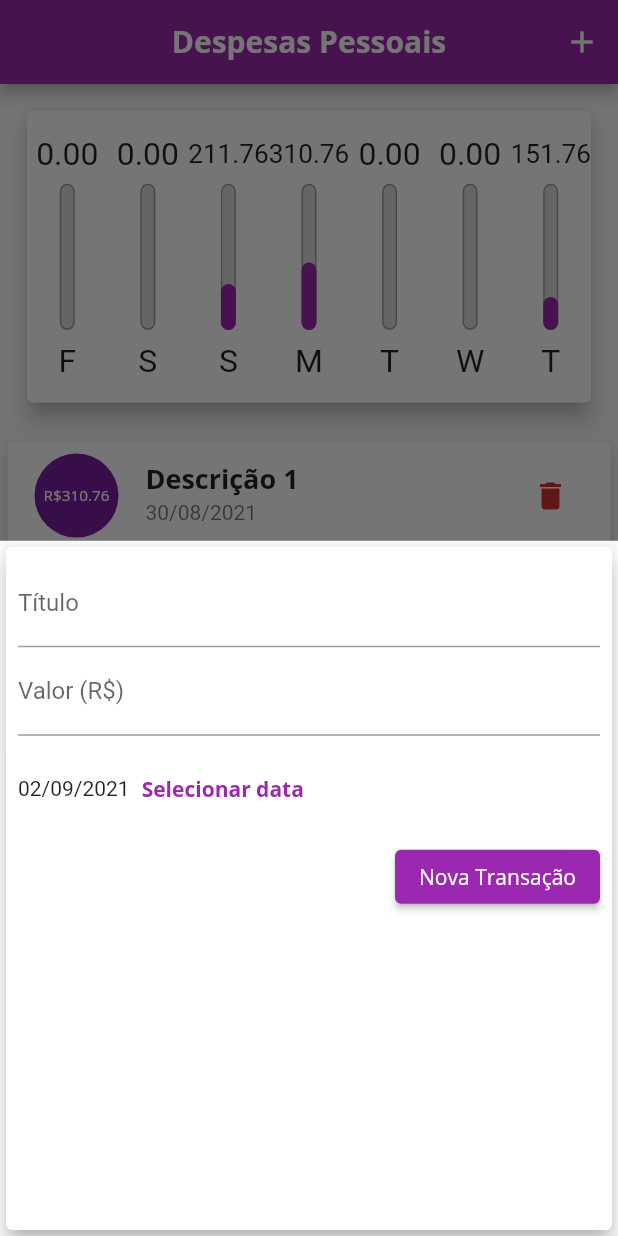
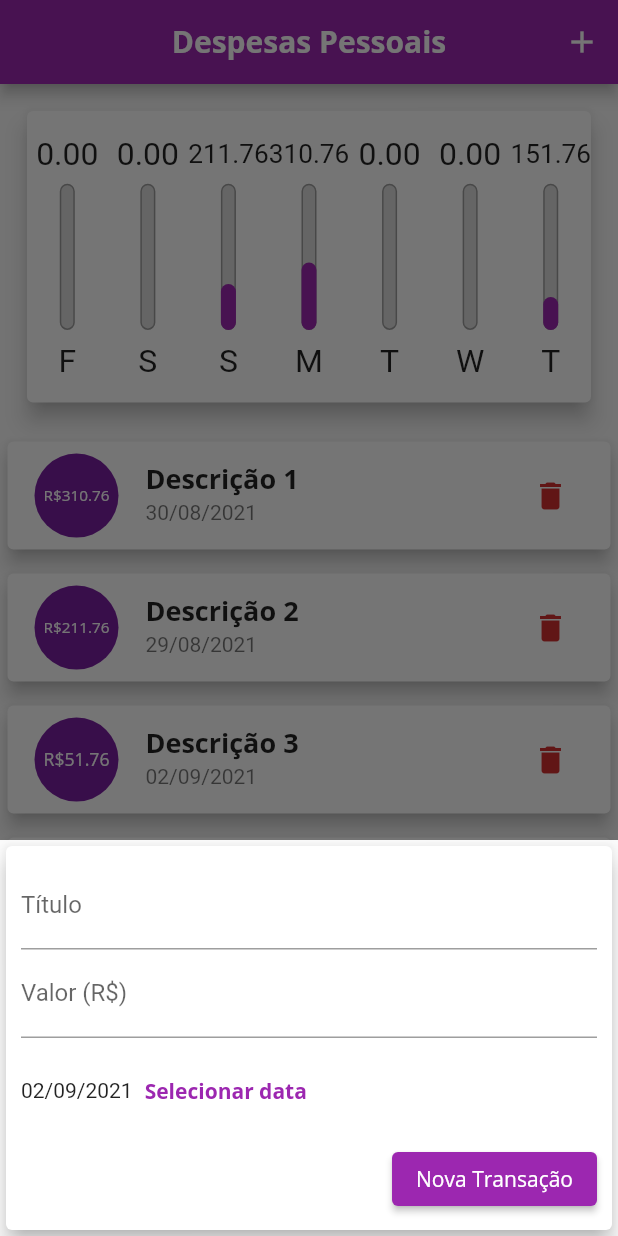
Before and after one commit to Henrique523/coder-flutter-udemy, a Flutter app: the screen it shows after launch, after a tap on the "delete" icon, after a tap on the "add" icon, on a phone screen of 412 x 824 dp. Run offline on Flutter 3.47's test engine with Material 2 defaults, Android fonts, the phone set to English and light mode, and no system bars.

Commit message:
finaliza modulo de responsividade

```diff
--- /dev/null
+++ b/despesas_pessoais/lib/components/adaptative_button.dart
@@ -0,0 +1,37 @@
+import 'dart:io';
+
+import 'package:flutter/cupertino.dart';
+import 'package:flutter/material.dart';
+
+class AdaptativeButton extends StatelessWidget {
+  final String label;
+  final Function() onPressed;
+
+  AdaptativeButton({
+    required this.label,
+    required this.onPressed,
+  });
+
+  @override
+  Widget build(BuildContext context) {
+    return Platform.isIOS
+        ? CupertinoButton(
+            child: Text(label),
+            onPressed: onPressed,
+            color: Theme.of(context).primaryColor,
+            padding: EdgeInsets.symmetric(horizontal: 24),
+          )
+        : ElevatedButton(
+            onPressed: onPressed,
+            child: Text(
+              label,
+              style: TextStyle(
+                color: Colors.white,
+              ),
+            ),
+            style: ElevatedButton.styleFrom(
+              primary: Theme.of(context).primaryColor,
+            ),
+          );
+  }
+}
--- /dev/null
+++ b/despesas_pessoais/lib/components/adaptative_datepicker.dart
@@ -0,0 +1,59 @@
+import 'dart:io';
+import 'package:flutter/cupertino.dart';
+import 'package:flutter/material.dart';
+import 'package:intl/intl.dart';
+
+class AdaptativeDatePicker extends StatelessWidget {
+  final DateTime selectedDate;
+  final Function(DateTime) onDateChanged;
+
+  AdaptativeDatePicker({
+    required this.selectedDate,
+    required this.onDateChanged,
+  });
+
+  _showDatePicker(BuildContext context) {
+    showDatePicker(
+      context: context,
+      initialDate: DateTime.now(),
+      firstDate: DateTime(2019),
+      lastDate: DateTime.now(),
+    ).then((value) {
+      if (value == null) {
+        return;
+      }
+      onDateChanged(value);
+    });
+  }
+
+  @override
+  Widget build(BuildContext context) {
+    return Platform.isIOS
+        ? Container(
+          height: 180,
+          child: CupertinoDatePicker(
+              initialDateTime: DateTime.now(),
+              minimumDate: DateTime(2019),
+              maximumDate: DateTime.now(),
+              onDateTimeChanged: onDateChanged,
+              mode: CupertinoDatePickerMode.date,
+            ),
+        )
+        : Container(
+            height: 70,
+            child: Row(children: [
+              Text(DateFormat('dd/MM/yyyy').format(selectedDate)),
+              TextButton(
+                onPressed: () => _showDatePicker(context),
+                child: Text(
+                  'Selecionar data',
+                  style: TextStyle(
+                    color: Theme.of(context).primaryColor,
+                    fontWeight: FontWeight.bold,
+                  ),
+                ),
+              )
+            ]),
+          );
+  }
+}
--- /dev/null
+++ b/despesas_pessoais/lib/components/adaptative_textfield.dart
@@ -0,0 +1,35 @@
+import 'dart:io';
+
+import 'package:flutter/cupertino.dart';
+import 'package:flutter/material.dart';
+
+class AdaptativeTextField extends StatelessWidget {
+  final String label;
+  final TextEditingController controller;
+  final TextInputAction textInputAction;
+  final TextInputType keyboardType;
+
+  AdaptativeTextField({
+    required this.label,
+    required this.controller,
+    required this.textInputAction,
+    required this.keyboardType,
+  });
+
+  @override
+  Widget build(BuildContext context) {
+    return Platform.isIOS
+        ? CupertinoTextField(
+            controller: controller,
+            keyboardType: keyboardType,
+            textInputAction: textInputAction,
+            placeholder: label,
+          )
+        : TextField(
+            controller: controller,
+            decoration: InputDecoration(labelText: label),
+            keyboardType: keyboardType,
+            textInputAction: textInputAction,
+          );
+  }
+}
--- a/despesas_pessoais/lib/components/transaction_form.dart
+++ b/despesas_pessoais/lib/components/transaction_form.dart
@@ -1,5 +1,8 @@
 import 'package:flutter/material.dart';
-import 'package:intl/intl.dart';
+
+import 'adaptative_button.dart';
+import 'adaptative_textfield.dart';
+import 'adaptative_datepicker.dart';
 
 class TransactionForm extends StatefulWidget {
   final void Function(String, double, DateTime) addTransaction;
@@ -21,86 +24,60 @@
       final text = _titleController.text;
       final doubleValue = double.tryParse(_valueController.text) ?? 0;
 
-      if(text.isEmpty || doubleValue <= 0) {
+      if (text.isEmpty || doubleValue <= 0) {
         return;
       }
 
       widget.addTransaction(text, doubleValue, _selectedDate);
     }
 
-    _showDatePicker() {
-      showDatePicker(
-        context: context,
-        initialDate: DateTime.now(),
-        firstDate: DateTime(2019),
-        lastDate: DateTime.now(),
-      ).then((value) {
-        if (value == null) {
-          return;
-        }
+    _onDateChanged(DateTime value) {
       setState(() {
         _selectedDate = value;
       });
-      });
     }
 
-    return Card(
+    return SingleChildScrollView(
+      child: Card(
           elevation: 6,
           child: Padding(
-          padding: const EdgeInsets.all(8.0),
+            padding: EdgeInsets.only(
+              top: 10,
+              bottom: 10 + MediaQuery.of(context).viewInsets.bottom,
+              left: 10,
+              right: 10,
+            ),
             child: Column(
               children: [
-              TextField(
+                AdaptativeTextField(
+                  label: 'Título',
                   controller: _titleController,
-                decoration: InputDecoration(
-                  labelText: 'Título',
+                  textInputAction: TextInputAction.next,
+                  keyboardType: TextInputType.name,
                 ),
-                keyboardType: TextInputType.name,
-                textInputAction: TextInputAction.next,
+                AdaptativeTextField(
+                  label: 'Valor (R\$)',
+                  controller: _valueController,
+                  textInputAction: TextInputAction.done,
+                  keyboardType: TextInputType.numberWithOptions(
+                      decimal: true, signed: false),
                 ),
-              TextField(
-                controller: _valueController,
-                decoration: InputDecoration(
-                  labelText: 'Valor (R\$)',
-                ),
-                keyboardType: TextInputType.numberWithOptions(decimal: true, signed: false),
-                textInputAction: TextInputAction.done,
-              ),
-              Container(
-                height: 70,
-                child: Row(
-                  children: [
-                    Text(DateFormat('dd/MM/yyyy').format(_selectedDate)),
-                    TextButton(
-                      onPressed: _showDatePicker,
-                      child: Text(
-                        'Selecionar data',
-                        style: TextStyle(
-                          color: Theme.of(context).primaryColor,
-                          fontWeight: FontWeight.bold,
-                        ),
-                      ),
-                    )
-                  ]
-                ),
+                AdaptativeDatePicker(
+                  selectedDate: _selectedDate,
+                  onDateChanged: _onDateChanged,
                 ),
                 Row(
                   mainAxisAlignment: MainAxisAlignment.end,
                   children: [
-                  ElevatedButton(
+                    AdaptativeButton(
+                      label: 'Nova Transação',
                       onPressed: () => _submitForm(),
-                    child: Text(
-                      'Nova Transação',
-                      style: TextStyle(
-                        color: Colors.white,
-                      ),
-                    ),
-                    style: TextButton.styleFrom(primary: Theme.of(context).primaryColor),
                     ),
                   ],
                 )
               ],
             ),
-        ));
+          )),
+    );
   }
 }
--- a/despesas_pessoais/lib/components/transaction_list.dart
+++ b/despesas_pessoais/lib/components/transaction_list.dart
@@ -12,22 +12,33 @@
   @override
   Widget build(BuildContext context) {
     return transactions.length == 0
-        ? Column(
+        ? LayoutBuilder(
+            builder: (context, constraints) {
+              return Column(
                 children: [
-              SizedBox(height: 20,),
-              Text(
+                  SizedBox(
+                    height: constraints.maxHeight * 0.05,
+                  ),
+                  Container(
+                    height: constraints.maxHeight * 0.3,
+                    child: Text(
                       'Nenhuma Transação Cadastrada',
                       style: Theme.of(context).textTheme.headline6,
                     ),
-              SizedBox(height: 20,),
+                  ),
+                  SizedBox(
+                    height: constraints.maxHeight * 0.05,
+                  ),
                   Container(
-                height: 200,
+                    height: constraints.maxHeight * 0.6,
                     child: Image.asset(
                       'assets/images/waiting.png',
                       fit: BoxFit.cover,
                     ),
                   ),
                 ],
+              );
+            },
           )
         : ListView.builder(
             itemCount: transactions.length,
@@ -54,7 +65,20 @@
                   subtitle: Text(
                     formatter.format(transaction.date),
                   ),
-                  trailing: IconButton(
+                  trailing: MediaQuery.of(context).size.width > 480
+                      ? TextButton.icon(
+                          onPressed: () => deleteTransaction(transaction.id),
+                          icon: Icon(
+                            Icons.delete,
+                            color: Theme.of(context).errorColor,
+                          ),
+                          label: Text(
+                            'Excluir',
+                            style: TextStyle(
+                              color: Theme.of(context).errorColor,
+                            ),
+                          ))
+                      : IconButton(
                           onPressed: () => deleteTransaction(transaction.id),
                           icon: Icon(
                             Icons.delete,
--- a/despesas_pessoais/lib/main.dart
+++ b/despesas_pessoais/lib/main.dart
@@ -1,7 +1,8 @@
+import 'package:flutter/cupertino.dart';
 import 'package:flutter/material.dart';
-import 'package:flutter/services.dart';
 
 import 'dart:math';
+import 'dart:io';
 
 import 'components/transaction_form.dart';
 import 'components/transaction_list.dart';
@@ -71,6 +72,7 @@
       date: DateTime.now(),
     )
   ];
+  bool _showChart = false;
 
   List<Transaction> get _recentTransactions {
     return _transactions.where((element) {
@@ -110,6 +112,8 @@
 
   @override
   Widget build(BuildContext context) {
+    final mediaQuery = MediaQuery.of(context);
+    bool isLandscape = mediaQuery.orientation == Orientation.landscape;
     // SystemChrome.setPreferredOrientations([
     //   DeviceOrientation.portraitUp,
     // ]);
@@ -117,35 +121,62 @@
       title: Text(
         'Despesas Pessoais',
         style: TextStyle(
-          fontSize: 20 * MediaQuery.of(context).textScaleFactor,
+          fontSize: 20 * mediaQuery.textScaleFactor,
         ),
       ),
       centerTitle: true,
       actions: [
+        if (isLandscape)
+          IconButton(
+            onPressed: () {
+              setState(() {
+                _showChart = !_showChart;
+              });
+            },
+            icon: Icon(_showChart ? Icons.list : Icons.bar_chart),
+            color: Colors.white,
+          ),
         IconButton(
           onPressed: () => _openTransactionFormModal(context),
           icon: Icon(Icons.add),
           color: Colors.white,
-        )
+        ),
       ],
     );
 
-    final availableHeight = MediaQuery.of(context).size.height -
+    final availableHeight = mediaQuery.size.height -
         appBar.preferredSize.height -
-        MediaQuery.of(context).padding.top;
+        mediaQuery.padding.top;
 
-    return Scaffold(
-      appBar: appBar,
-      body: SingleChildScrollView(
+    final bodyPage = SafeArea(
+      child: SingleChildScrollView(
         child: Column(
           crossAxisAlignment: CrossAxisAlignment.stretch,
           children: [
+            if (isLandscape)
+              Row(
+                mainAxisAlignment: MainAxisAlignment.center,
+                children: [
+                  Text('Exibir gráfico.'),
+                  Switch.adaptive(
+                    activeColor: Theme.of(context).accentColor,
+                    value: _showChart,
+                    onChanged: (value) {
+                      setState(() {
+                        _showChart = value;
+                      });
+                    },
+                  )
+                ],
+              ),
+            if (_showChart || !isLandscape)
               Container(
-              height: availableHeight * 0.3,
+                height: availableHeight * (isLandscape ? 0.8 : 0.3),
                 child: Chart(_recentTransactions),
               ),
+            if (!_showChart || !isLandscape)
               Container(
-              height: availableHeight * 0.7,
+                height: availableHeight * (isLandscape ? 1 : 0.7),
                 child: TransactionList(
                   _transactions,
                   _deleteTransaction,
@@ -154,11 +185,61 @@
           ],
         ),
       ),
-      floatingActionButton: FloatingActionButton(
+    );
+
+    Widget _getIconButton(IconData icon, Function() fn) {
+      return Platform.isIOS
+          ? GestureDetector(
+              onTap: fn,
+              child: Icon(
+                icon,
+                color: Colors.white,
+              ),
+            )
+          : IconButton(
+              color: Colors.white,
+              icon: Icon(icon),
+              onPressed: fn,
+            );
+    }
+
+    final listIcon = Platform.isIOS ? CupertinoIcons.refresh : Icons.list;
+    final listChart = Platform.isIOS ? CupertinoIcons.refresh : Icons.bar_chart;
+
+    final actions = [
+      if (isLandscape)
+        _getIconButton(
+            _showChart ? listIcon : listChart,
+            () => setState(() {
+                  _showChart = !_showChart;
+                })),
+      _getIconButton(
+        Platform.isIOS ? CupertinoIcons.add : Icons.add,
+        () => _openTransactionFormModal(context),
+      )
+    ];
+
+    return Platform.isIOS
+        ? CupertinoPageScaffold(
+            child: bodyPage,
+            navigationBar: CupertinoNavigationBar(
+                middle: Text('Exibir gráfico.'),
+                trailing: Row(
+                  mainAxisSize: MainAxisSize.min,
+                  children: actions,
+                )),
+          )
+        : Scaffold(
+            appBar: appBar,
+            body: bodyPage,
+            floatingActionButton: Platform.isIOS
+                ? Container()
+                : FloatingActionButton(
                     child: Icon(Icons.add),
                     onPressed: () => _openTransactionFormModal(context),
                   ),
-      floatingActionButtonLocation: FloatingActionButtonLocation.centerFloat,
+            floatingActionButtonLocation:
+                FloatingActionButtonLocation.centerFloat,
           );
   }
 }
```
Lines whose indentation alone changed are shown as unchanged.
